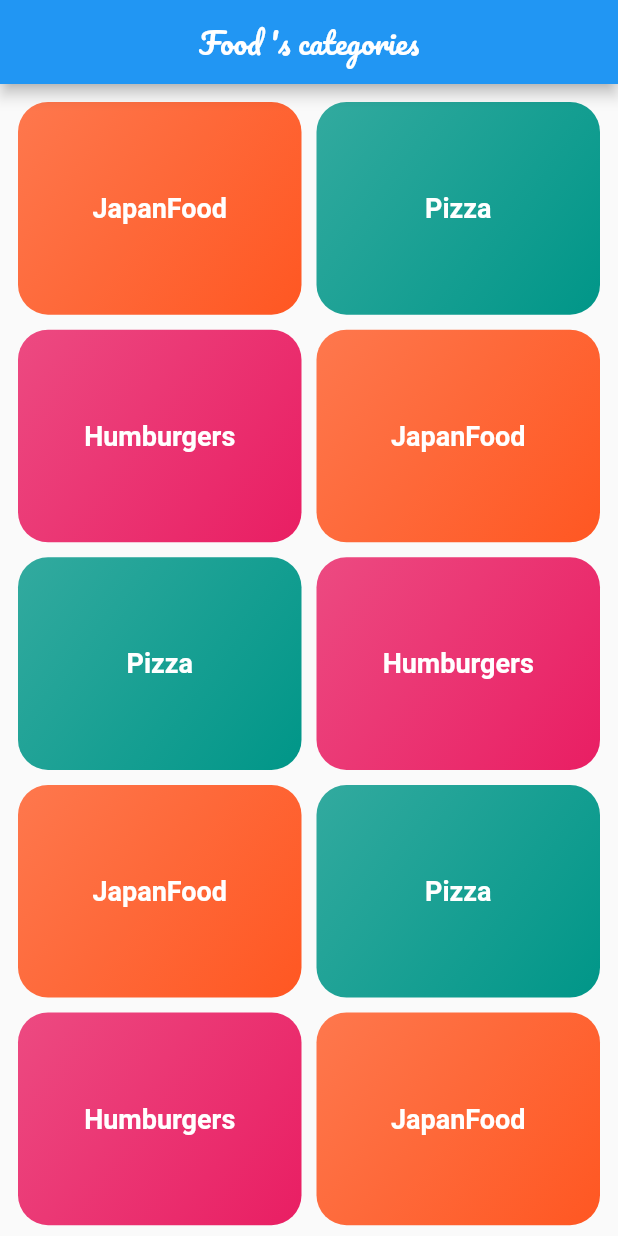
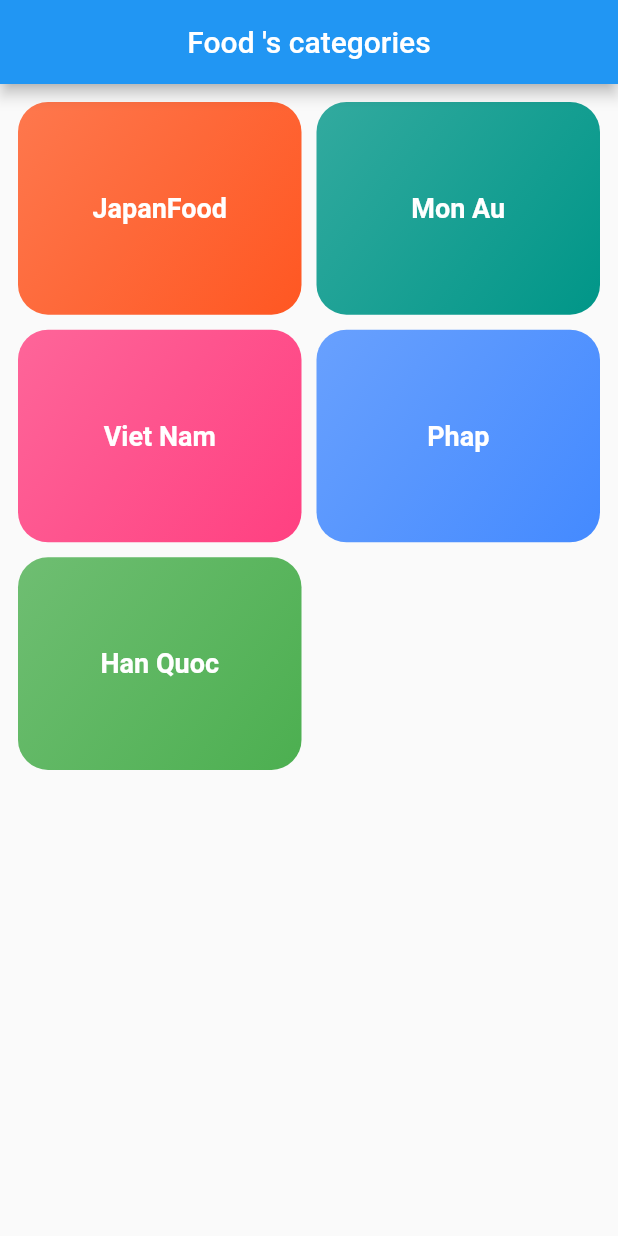
Before and after one commit to tuyenngo1999/Learn_Flutter, a Flutter app: the screen it shows after launch, on a phone screen of 412 x 824 dp. Run offline on Flutter 3.47's test engine with Material 2 defaults, Android fonts, the phone set to English and light mode, and no system bars; missing offline and left inert: dart:ffi.

Commit message:
foot app

```diff
--- a/wordle_game/lib/fake_data.dart
+++ b/wordle_game/lib/fake_data.dart
@@ -1,16 +1,22 @@
 import 'package:flutter/material.dart';
+import 'package:wordle_game/models/food.dart';
 import 'models/category.dart';
 final FAKE_CATEGORIES = [
   CategoryInfo(id: 1, content: 'JapanFood', color: Colors.deepOrange),
-  CategoryInfo(id: 2, content: 'Pizza', color: Colors.teal),
-  CategoryInfo(id: 3, content: 'Humburgers', color: Colors.pink),
-  CategoryInfo(id: 1, content: 'JapanFood', color: Colors.deepOrange),
-  CategoryInfo(id: 2, content: 'Pizza', color: Colors.teal),
-  CategoryInfo(id: 3, content: 'Humburgers', color: Colors.pink),
-  CategoryInfo(id: 1, content: 'JapanFood', color: Colors.deepOrange),
-  CategoryInfo(id: 2, content: 'Pizza', color: Colors.teal),
-  CategoryInfo(id: 3, content: 'Humburgers', color: Colors.pink),
-  CategoryInfo(id: 1, content: 'JapanFood', color: Colors.deepOrange),
-  CategoryInfo(id: 2, content: 'Pizza', color: Colors.teal),
-  CategoryInfo(id: 3, content: 'Humburgers', color: Colors.pink),
+  CategoryInfo(id: 2, content: 'Mon Au', color: Colors.teal),
+  CategoryInfo(id: 3, content: 'Viet Nam', color: Colors.pinkAccent),
+  CategoryInfo(id: 4, content: 'Phap', color: Colors.blueAccent),
+  CategoryInfo(id: 5, content: 'Han Quoc', color: Colors.green),
 ];
+
+var FAKE_FOODS = [
+  Food("sushi", "https://upload.wikimedia.org/wikipedia/commons/c/cf/Salmon_Sushi.jpg", const Duration(minutes: 25), Complexity.Medium, 1),
+  Food("tempura", "https://images.pexels.com/photos/357756/pexels-photo-357756.jpeg", const Duration(minutes: 15), Complexity.Simple, 1),
+  Food("pizza", "https://images.pexels.com/photos/357756/pexels-photo-357756.jpeg", const Duration(minutes: 20), Complexity.Hard, 2),
+  Food("spaheti", "https://images.pexels.com/photos/357756/pexels-photo-357756.jpeg", const Duration(minutes: 10), Complexity.Hard, 2),
+  Food("com rang", "https://images.pexels.com/photos/357756/pexels-photo-357756.jpeg", const Duration(minutes: 8), Complexity.Medium, 3),
+  Food("banh mi", "https://images.pexels.com/photos/357756/pexels-photo-357756.jpeg", const Duration(minutes: 19), Complexity.Simple, 3),
+  Food("pho bo", "https://images.pexels.com/photos/357756/pexels-photo-357756.jpeg", const Duration(minutes: 6), Complexity.Medium, 3),
+  Food("potato", "https://images.pexels.com/photos/357756/pexels-photo-357756.jpeg", const Duration(minutes: 19), Complexity.Simple, 4),
+  Food("kim chi", "https://images.pexels.com/photos/357756/pexels-photo-357756.jpeg", const Duration(minutes: 6), Complexity.Medium, 5),
+];
--- a/wordle_game/lib/main.dart
+++ b/wordle_game/lib/main.dart
@@ -1,7 +1,6 @@
 import 'package:flutter/material.dart';
 import 'package:wordle_game/foods_page.dart';
 import 'category_page.dart';
-import 'package:google_fonts/google_fonts.dart';
 
 void main()
 {
@@ -16,8 +15,8 @@ class MyApp extends StatelessWidget
       title: 'Food App With navigation',
       initialRoute: '/',
       routes: {
-        '/FoodsPage':(context) => FoodsPage(),
-        '/CategoriesPage' : (context) => CategoryPage()
+        FoodsPage.routeName:(context) => FoodsPage(),
+        CategoryPage.routeName : (context) => CategoryPage()
       },
       theme:  ThemeData(
         primaryColor: Colors.blue,
@@ -25,9 +24,7 @@ class MyApp extends StatelessWidget
       home: Scaffold(
         appBar: AppBar(
           centerTitle: true,
-          title:  Text('Food \'s categories',
-          style: GoogleFonts.pacifico(),
-          ),
+          title:  const Text('Food \'s categories'),
         ),
         body: SafeArea(child:CategoryPage()),
       ),
--- /dev/null
+++ b/wordle_game/lib/models/food.dart
@@ -0,0 +1,26 @@
+import 'dart:math';
+
+import 'package:flutter/cupertino.dart';
+
+class Food
+{
+  int id = 0;
+  String name;
+  String urlImage;
+  Duration duration;  //time to finish this food
+  Complexity complexity;
+  int categoryId;
+
+  Food(this.name, this.urlImage, this.duration, this.complexity,this.categoryId){
+    //id is auto
+    this.id = Random().nextInt(1000);
+  }
+
+  List ingredients = <String>[];
+}
+
+enum Complexity {
+  Simple,
+  Medium,
+  Hard
+}
--- a/wordle_game/pubspec.yaml
+++ b/wordle_game/pubspec.yaml
@@ -35,12 +35,12 @@ dependencies:
   # The following adds the Cupertino Icons font to your application.
   # Use with the CupertinoIcons class for iOS style icons.
   cupertino_icons: ^1.0.2
+  transparent_image: ^2.0.1
 
 dev_dependencies:
   flutter_test:
     sdk: flutter
 
-  google_fonts: ^2.1.0
   # The "flutter_lints" package below contains a set of recommended lints to
   # encourage good coding practices. The lint set provided by the package is
   # activated in the `analysis_options.yaml` file located at the root of your
@@ -60,8 +60,8 @@ flutter:
   uses-material-design: true
 
   # To add assets to your application, add an assets section, like this:
-  # assets:
-  #   - images/a_dot_burr.jpeg
+  assets:
+    - assets/images/loading.jpeg
   #   - images/a_dot_ham.jpeg
 
   # An image asset can refer to one or more resolution-specific "variants", see
```
Also changed, not shown: wordle_game/lib/foods_page.dart (+29 -3 lines), wordle_game/assets/images/loading.jpeg (added), wordle_game/pubspec.lock, 2 other files.
